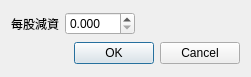
Old version of the form QtStockCapitalReductionEditDialog.ui in the repository foxking0416/PythonStockPrice.
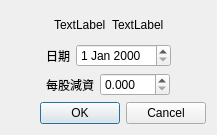
New version of the form.

The edit to the form file:
```diff
--- a/QtStockCapitalReductionEditDialog.ui
+++ b/QtStockCapitalReductionEditDialog.ui
@@ -6,16 +6,113 @@
    <rect>
     <x>0</x>
     <y>0</y>
-    <width>251</width>
-    <height>77</height>
+    <width>217</width>
+    <height>135</height>
    </rect>
   </property>
   <property name="windowTitle">
    <string>現金減資</string>
   </property>
   <layout class="QVBoxLayout" name="verticalLayout">
+   <item>
+    <layout class="QHBoxLayout" name="horizontalLayout_2">
+     <item>
+      <spacer name="horizontalSpacer_3">
+       <property name="orientation">
+        <enum>Qt::Horizontal</enum>
+       </property>
+       <property name="sizeHint" stdset="0">
+        <size>
+         <width>40</width>
+         <height>20</height>
+        </size>
+       </property>
+      </spacer>
+     </item>
+     <item>
+      <widget class="QLabel" name="qtStockNumberLabel">
+       <property name="text">
+        <string>TextLabel</string>
+       </property>
+      </widget>
+     </item>
+     <item>
+      <widget class="QLabel" name="qtStockNameLabel">
+       <property name="text">
+        <string>TextLabel</string>
+       </property>
+      </widget>
+     </item>
+     <item>
+      <spacer name="horizontalSpacer_4">
+       <property name="orientation">
+        <enum>Qt::Horizontal</enum>
+       </property>
+       <property name="sizeHint" stdset="0">
+        <size>
+         <width>40</width>
+         <height>20</height>
+        </size>
+       </property>
+      </spacer>
+     </item>
+    </layout>
+   </item>
+   <item>
+    <layout class="QHBoxLayout" name="horizontalLayout_3">
+     <item>
+      <spacer name="horizontalSpacer_6">
+       <property name="orientation">
+        <enum>Qt::Horizontal</enum>
+       </property>
+       <property name="sizeHint" stdset="0">
+        <size>
+         <width>40</width>
+         <height>20</height>
+        </size>
+       </property>
+      </spacer>
+     </item>
+     <item>
+      <widget class="QLabel" name="label_2">
+       <property name="text">
+        <string>日期</string>
+       </property>
+      </widget>
+     </item>
+     <item>
+      <widget class="QDateEdit" name="qtDateEdit"/>
+     </item>
+     <item>
+      <spacer name="horizontalSpacer_5">
+       <property name="orientation">
+        <enum>Qt::Horizontal</enum>
+       </property>
+       <property name="sizeHint" stdset="0">
+        <size>
+         <width>40</width>
+         <height>20</height>
+        </size>
+       </property>
+      </spacer>
+     </item>
+    </layout>
+   </item>
    <item>
     <layout class="QHBoxLayout" name="horizontalLayout">
+     <item>
+      <spacer name="horizontalSpacer_2">
+       <property name="orientation">
+        <enum>Qt::Horizontal</enum>
+       </property>
+       <property name="sizeHint" stdset="0">
+        <size>
+         <width>40</width>
+         <height>20</height>
+        </size>
+       </property>
+      </spacer>
+     </item>
      <item>
       <widget class="QLabel" name="label">
        <property name="text">
```
Left out of the diff: 8 changed lines with no effect on the pictures.
